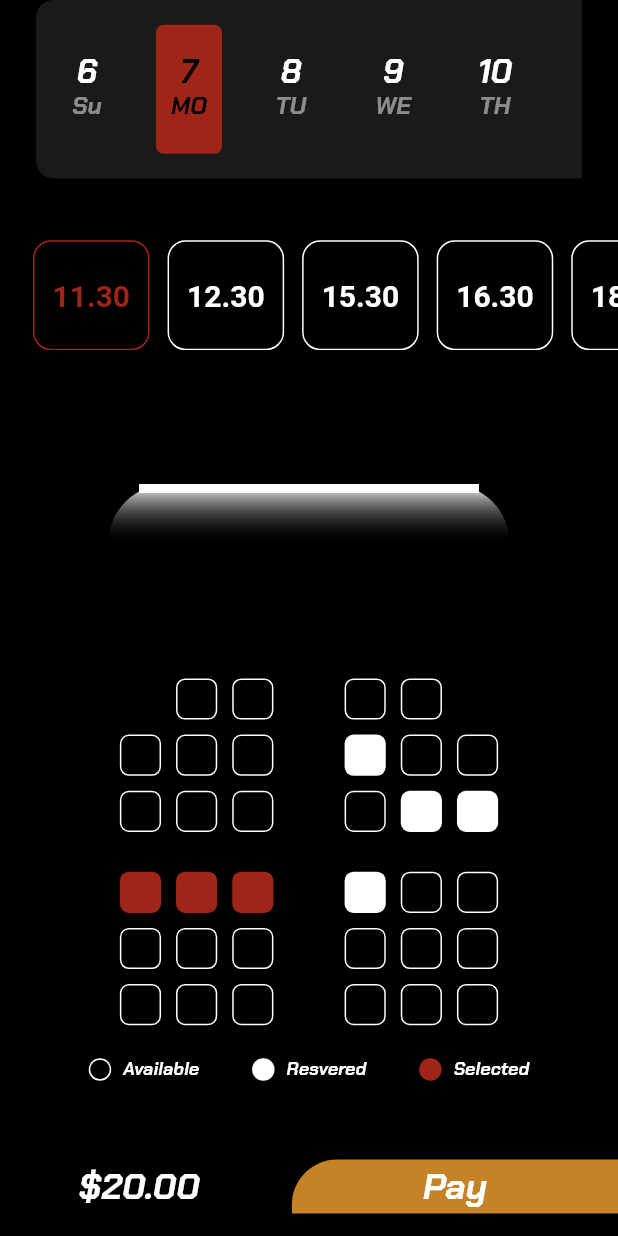
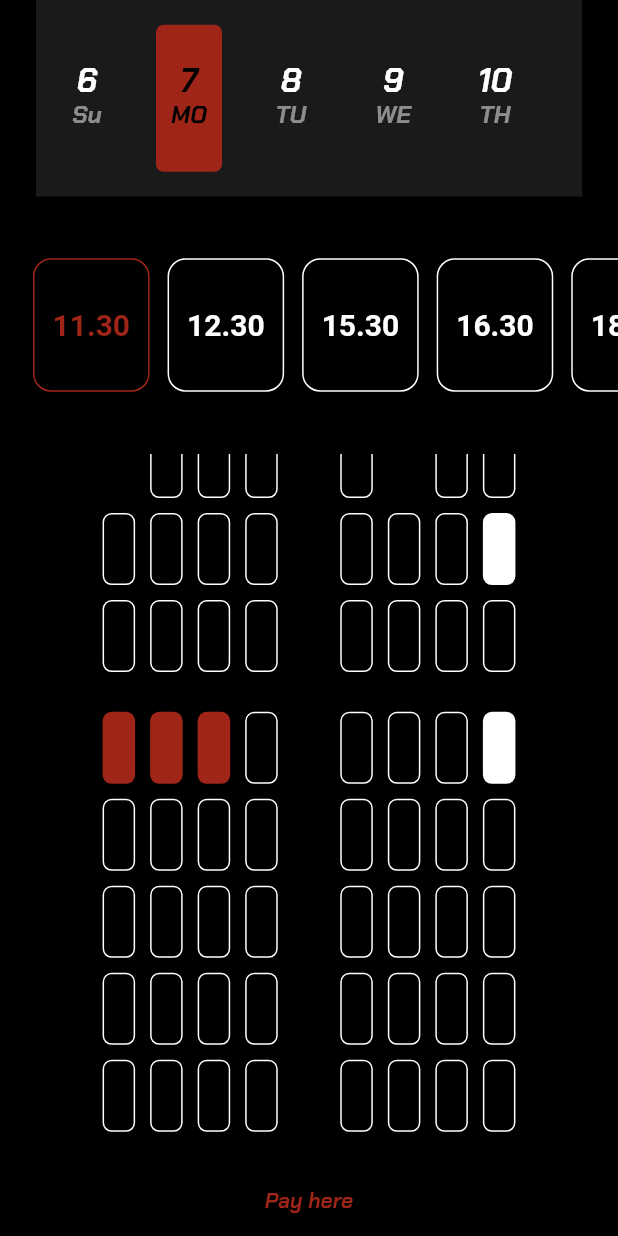
Before and after one commit to IMthitinat/Flutter-Movie, a Flutter app: the screen it shows after launch, on a phone screen of 412 x 824 dp. Run offline on Flutter 3.47's test engine with Material 2 defaults, Android fonts, the phone set to English and light mode, and no system bars.

Commit message:
alter seat elect

```diff
--- a/projectmovie/lib/components/date_selector.dart
+++ b/projectmovie/lib/components/date_selector.dart
@@ -56,10 +56,7 @@
             Container(
               decoration: BoxDecoration(
                   color: white.withOpacity(0.1),
-                  borderRadius: BorderRadius.only(
-                    topLeft: Radius.circular(12),
-                    bottomLeft: Radius.circular(12),
-                  )),
+                 ),
             ),
             Container(
               width: size.width,
@@ -95,7 +92,7 @@
                               date.day.toString(),
                               style: TextStyle(
                                   fontSize: 22,
-                                  fontWeight: FontWeight.w600,
+
                                   height: 1.0,
                                   color: index == dateIndexSelected
                                       ? black
@@ -105,7 +102,7 @@
                               _dayFormat(date.weekday),
                               style: TextStyle(
                                 fontSize: 16,
-                                fontWeight: FontWeight.w600,
+
                                 color: index == dateIndexSelected
                                     ? black
                                     : white.withOpacity(0.5),
--- a/projectmovie/lib/components/seat_selector.dart
+++ b/projectmovie/lib/components/seat_selector.dart
@@ -17,33 +17,36 @@
     // 3 is reserved seats
 
     var _chairStatus = [
-      [1, 1, 1, 1, 1, 1, 1],
-      [1, 1, 1, 1, 3, 1, 1],
-      [1, 1, 1, 1, 1, 3, 3],
-      [2, 2, 2, 1, 3, 1, 1],
-      [1, 1, 1, 1, 1, 1, 1],
-      [1, 1, 1, 1, 1, 1, 1],
+      [1, 1, 1, 1, 1, 1, 1, 1, 1, 1, 1],
+      [1, 1, 1, 1, 1, 1, 1, 1, 3, 1, 1],
+      [1, 1, 1, 1, 1, 1, 1, 1, 1, 3, 3],
+      [2, 2, 2, 1, 1, 1, 1, 1, 3, 1, 1],
+      [1, 1, 1, 1, 1, 1, 1, 1, 1, 1, 1],
+      [1, 1, 1, 1, 1, 1, 1, 1, 1, 1, 1],
+      [1, 1, 1, 1, 1, 1, 1, 1, 1, 1, 1],
+      [1, 1, 1, 1, 1, 1, 1, 1, 1, 1, 1],
     ];
 
     return Container(
       child: Column(
         children: <Widget>[
-          for (int i = 0; i < 6; i++)
+          for (int i = 0; i < _chairStatus.length; i++)
             Container(
               margin: EdgeInsets.only(top: i == 3 ? size.height * .02 : 0),
               child: Row(
                 children: <Widget>[
-                  for (int x = 0; x < 9; x++)
+                  for (int x = 0; x < _chairStatus[i].length; x++)
                     Expanded(
-                      flex: x == 0 || x == 8 ? 2 : 1,
+                      flex: x == 0 || x == 10 ? 2 : 1,
                       child: x == 0 ||
-                          x == 8 ||
+                          x == 10 ||
                           (i == 0 && x == 1) ||
                           (i == 0 && x == 7) ||
-                          (x == 4)
+                          (x == 5)
                           ? Container()
                           : Container(
-                        height: size.width / 11 - 10,
+                        height: 48,
+                        width: 48,
                         margin: EdgeInsets.all(5),
                         child: _chairStatus[i][x - 1] == 1
                             ? BuildChairs.availableChair()
@@ -75,39 +78,39 @@
 
           //Movie white Screen starts
 
-          Positioned(
-            top: 48,
-            child: Stack(
-              alignment: Alignment.topCenter,
-              children: [
-                Container(
-                  height: 40,
-                  width: MediaQuery.of(context).size.width * 0.65,
-                  decoration: BoxDecoration(
-                      borderRadius: BorderRadius.only(
-                        topRight: Radius.circular(50.0),
-                        topLeft: Radius.circular(50.0),
-                      ),
-                      gradient: LinearGradient(
-                        colors: [white, Colors.transparent],
-                        begin: Alignment.topCenter,
-                        end: Alignment.bottomCenter,
-                        stops: [0, 1],
-                      )),
-                ),
-                Container(
-                  height: 40,
-                  width: MediaQuery.of(context).size.width * 0.55,
-                  decoration: BoxDecoration(
-                      border: Border(
-                          top: BorderSide(
-                    width: 6.0,
-                    color: white,
-                  ))),
-                ),
-              ],
-            ),
-          ),
+          // Positioned(
+          //   top: 48,
+          //   child: Stack(
+          //     alignment: Alignment.topCenter,
+          //     children: [
+          //       Container(
+          //         height: 40,
+          //         width: MediaQuery.of(context).size.width * 0.65,
+          //         decoration: BoxDecoration(
+          //             borderRadius: BorderRadius.only(
+          //               topRight: Radius.circular(50.0),
+          //               topLeft: Radius.circular(50.0),
+          //             ),
+          //             gradient: LinearGradient(
+          //               colors: [white, Colors.transparent],
+          //               begin: Alignment.topCenter,
+          //               end: Alignment.bottomCenter,
+          //               stops: [0, 1],
+          //             )),
+          //       ),
+          //       Container(
+          //         height: 40,
+          //         width: MediaQuery.of(context).size.width * 0.55,
+          //         decoration: BoxDecoration(
+          //             border: Border(
+          //                 top: BorderSide(
+          //           width: 6.0,
+          //           color: white,
+          //         ))),
+          //       ),
+          //     ],
+          //   ),
+          // ),
 
           //Movie white Screen ends
 
@@ -123,8 +126,8 @@
 class BuildChairs{
   static Widget selectedChair(){
     return Container(
-      height: 10.0,
-      width: 10.0,
+      height: 5.0,
+      width: 5.0,
       decoration: BoxDecoration(
         color: primary,
         borderRadius: BorderRadius.circular(6.0)
@@ -134,8 +137,8 @@
 
   static Widget availableChair(){
     return Container(
-      height: 10.0,
-      width: 10.0,
+      height: 5.0,
+      width: 5.0,
       decoration: BoxDecoration(
           border: Border.all(color: white),
           borderRadius: BorderRadius.circular(6.0)
@@ -145,8 +148,8 @@
 
   static Widget reservedChair(){
     return Container(
-      height: 10.0,
-      width: 10.0,
+      height: 5.0,
+      width: 5.0,
       decoration: BoxDecoration(
           color: white,
           borderRadius: BorderRadius.circular(6.0)
--- a/projectmovie/lib/components/time_selector.dart
+++ b/projectmovie/lib/components/time_selector.dart
@@ -10,6 +10,7 @@
 }
 
 class _TimeSelectorState extends State<TimeSelector> {
+
   int timeIntexSelected = 0;
 
   var time = [
@@ -17,6 +18,8 @@
     ["12.30", 10],
     ["15.30", 15],
     ["16.30", 20],
+    ["18.30", 25],
+    ["18.30", 25],
     ["18.30", 25],
   ];
 
--- a/projectmovie/lib/selectionPage.dart
+++ b/projectmovie/lib/selectionPage.dart
@@ -1,11 +1,12 @@
 import 'package:flutter/material.dart';
+import 'package:projectmovie/components/Cons.dart';
 import 'package:projectmovie/components/pay_button.dart';
 import 'package:projectmovie/components/seat_selector.dart';
-
 
 import 'components/date_selector.dart';
 import 'components/location.dart';
 import 'components/time_selector.dart';
+import 'components/Cons.dart';
 
 class SelectionPage extends StatefulWidget {
   const SelectionPage({Key? key}) : super(key: key);
@@ -20,14 +21,15 @@
     return Scaffold(
         backgroundColor: Color(0xff000000),
         body: Padding(
-          padding:  EdgeInsets.only(top: MediaQuery.of(context).padding.top),
+          padding: EdgeInsets.only(top: MediaQuery.of(context).padding.top),
           child: Column(
             children: [
               DateSelector(),
               TimeSelector(),
-
               SeatSelector(),
-              PayButton(),
+              TextButton(onPressed: (){}, child:
+              Text("Pay here", style: TextStyle(color: primary),),
+              )
             ],
           ),
         ));
```
